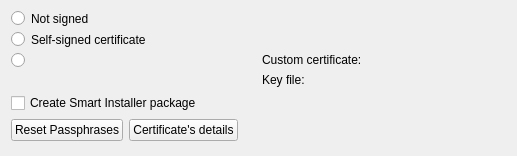
Above: src/plugins/qt4projectmanager/qt-s60/s60createpackagestep.ui from qt-creator/qt-creator before the change. Below: the same form after it.
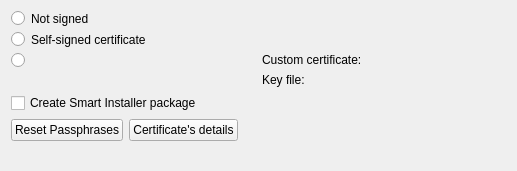
That is the form after the change. Custom widgets are drawn as their Qt base class.

Patch:
```diff
--- a/src/plugins/qt4projectmanager/qt-s60/s60createpackagestep.ui
+++ b/src/plugins/qt4projectmanager/qt-s60/s60createpackagestep.ui
@@ -7,7 +7,7 @@
     <x>0</x>
     <y>0</y>
     <width>517</width>
-    <height>156</height>
+    <height>171</height>
    </rect>
   </property>
   <property name="windowTitle">
```
